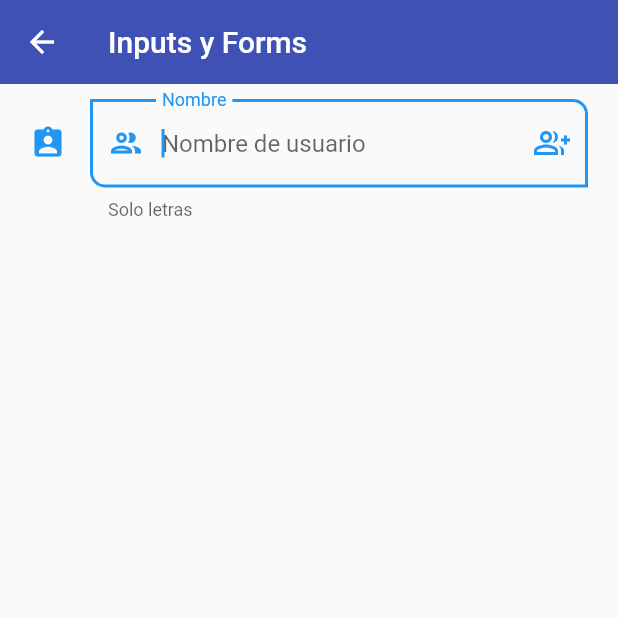
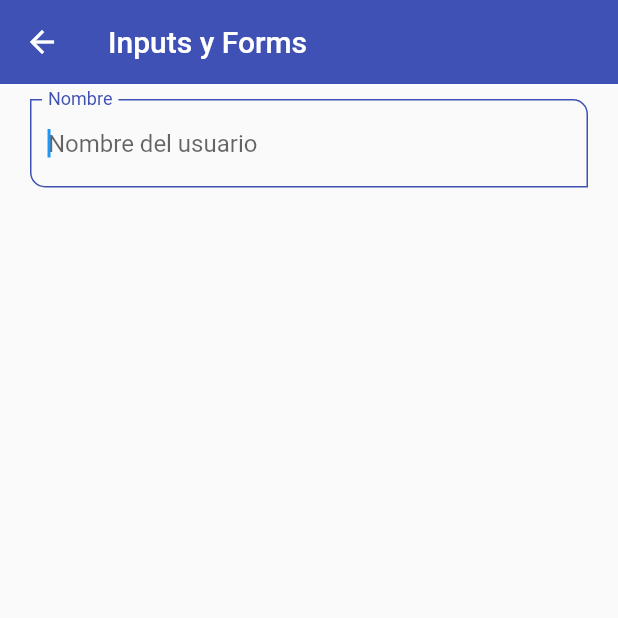
Before and after one commit to RommelOlachea/flutter-components, a Flutter app: the InputsScreen screen opened by its route, on a phone screen of 412 x 824 dp, the top half of it. Run offline on Flutter 3.47's test engine with Material 2 defaults, Android fonts, the phone set to English and light mode, and no system bars.

Commit message:
Personalizacion del input y tema

```diff
--- a/lib/screens/inputs_screen.dart
+++ b/lib/screens/inputs_screen.dart
@@ -1,4 +1,6 @@
 import 'package:flutter/material.dart';
+
+import '../widgets/widgets.dart';
 
 class InputsScreen extends StatelessWidget {
   const InputsScreen({Key? key}) : super(key: key);
@@ -7,38 +9,16 @@ class InputsScreen extends StatelessWidget {
   Widget build(BuildContext context) {
     return Scaffold(
         appBar: AppBar(
-          title: Text('Inputs y Forms'),
+          title: const Text('Inputs y Forms'),
         ),
         body: SingleChildScrollView(
           child: Padding(
             padding: const EdgeInsets.symmetric(horizontal: 20, vertical: 10),
             child: Column(
-              children: [
-                TextFormField(
-                  autofocus: true,
-                  initialValue: '',
-                  textCapitalization: TextCapitalization.words,
-                  onChanged: (value) {
-                    print(value);
-                  },
-                  validator: (value) {
-                    if (value == null) return 'Este campo es requerido';
-                    return value.length < 3 ? 'Minimo 3 letras' : null;
-                  },
-                  autovalidateMode: AutovalidateMode.onUserInteraction,
-                  decoration: const InputDecoration(
-                      hintText: 'Nombre de usuario',
-                      labelText: 'Nombre',
-                      helperText: 'Solo letras',
-                      suffixIcon: Icon(Icons.group_add_outlined),
-                      prefixIcon: Icon(Icons.group_outlined),
-                      icon: Icon(Icons.assignment_ind_rounded),
-                      // focusedBorder: OutlineInputBorder(
-                      //     borderSide: BorderSide(color: Colors.green)),
-                      border: OutlineInputBorder(
-                          borderRadius: BorderRadius.only(
-                              bottomLeft: Radius.circular(10),
-                              topRight: Radius.circular(10)))),
+              children: const [
+                CustomInputField(
+                  labelText: 'Nombre',
+                  hintText: 'Nombre del usuario',
                 )
               ],
             ),
--- a/lib/theme/app_theme.dart
+++ b/lib/theme/app_theme.dart
@@ -19,7 +19,24 @@ class AppTheme {
           style: ElevatedButton.styleFrom(
               primary: Colors.indigo,
               shape: const StadiumBorder(),
-              elevation: 0)));
+              elevation: 0)),
+      inputDecorationTheme: const InputDecorationTheme(
+        floatingLabelStyle: TextStyle(color: primary),
+        enabledBorder: OutlineInputBorder(
+            borderSide: BorderSide(color: primary),
+            borderRadius: BorderRadius.only(
+                bottomLeft: Radius.circular(10),
+                topRight: Radius.circular(10))),
+        focusedBorder: OutlineInputBorder(
+            borderSide: BorderSide(color: primary),
+            borderRadius: BorderRadius.only(
+                bottomLeft: Radius.circular(10),
+                topRight: Radius.circular(10))),
+        border: OutlineInputBorder(
+            borderRadius: BorderRadius.only(
+                bottomLeft: Radius.circular(10),
+                topRight: Radius.circular(10))),
+      ));
 
   static final ThemeData darhkTheme = ThemeData.dark().copyWith(
     //color primario
--- /dev/null
+++ b/lib/widgets/custom_intput_field.dart
@@ -0,0 +1,42 @@
+import 'package:flutter/material.dart';
+
+class CustomInputField extends StatelessWidget {
+  final String? hintText;
+  final String? labelText;
+  final String? helperText;
+  final IconData? icon;
+  final IconData? suffixIcon;
+
+  const CustomInputField({
+    Key? key,
+    this.hintText,
+    this.labelText,
+    this.helperText,
+    this.icon,
+    this.suffixIcon,
+  }) : super(key: key);
+
+  @override
+  Widget build(BuildContext context) {
+    return TextFormField(
+      autofocus: true,
+      initialValue: '',
+      textCapitalization: TextCapitalization.words,
+      onChanged: (value) {
+        print(value);
+      },
+      validator: (value) {
+        if (value == null) return 'Este campo es requerido';
+        return value.length < 3 ? 'Minimo 3 letras' : null;
+      },
+      autovalidateMode: AutovalidateMode.onUserInteraction,
+      decoration: InputDecoration(
+        hintText: hintText,
+        labelText: labelText,
+        helperText: helperText,
+        suffixIcon: suffixIcon == null ? null : Icon(suffixIcon),
+        icon: icon == null ? null : Icon(icon),
+      ),
+    );
+  }
+}
--- a/lib/widgets/widgets.dart
+++ b/lib/widgets/widgets.dart
@@ -1,2 +1,3 @@
+export 'package:flutter_components/widgets/custom_card_type_1.dart';
 export 'package:flutter_components/widgets/custom_card_type_2.dart';
-export 'package:flutter_components/widgets/custom_card_type_1.dart';
+export 'package:flutter_components/widgets/custom_intput_field.dart';
```
